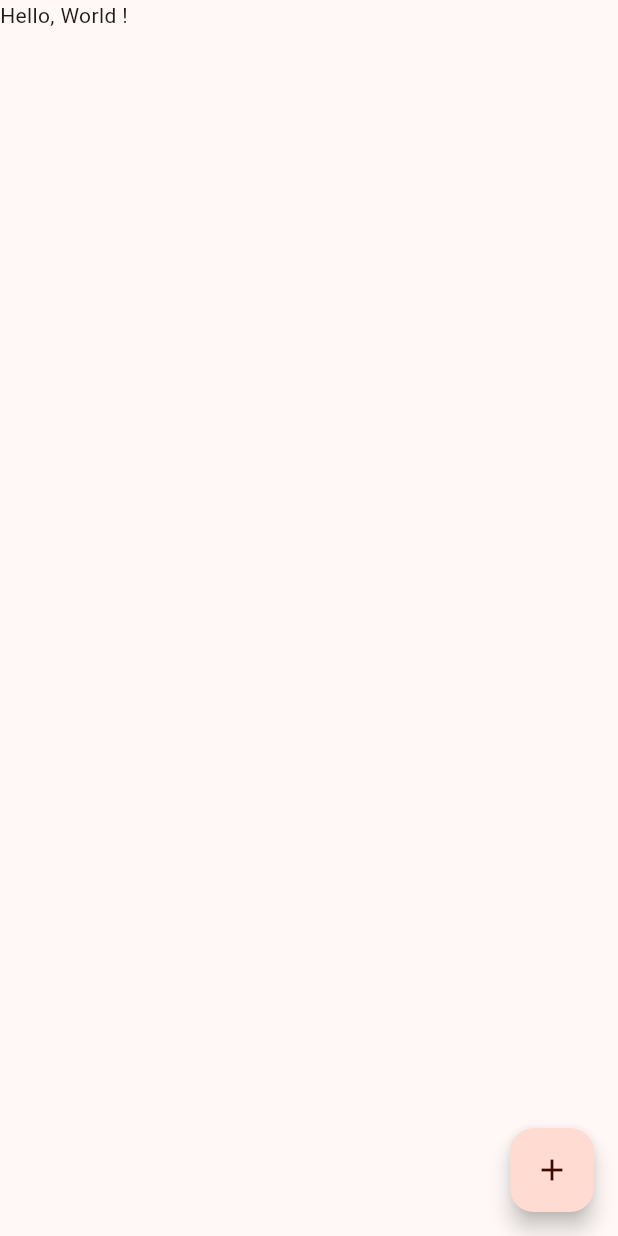
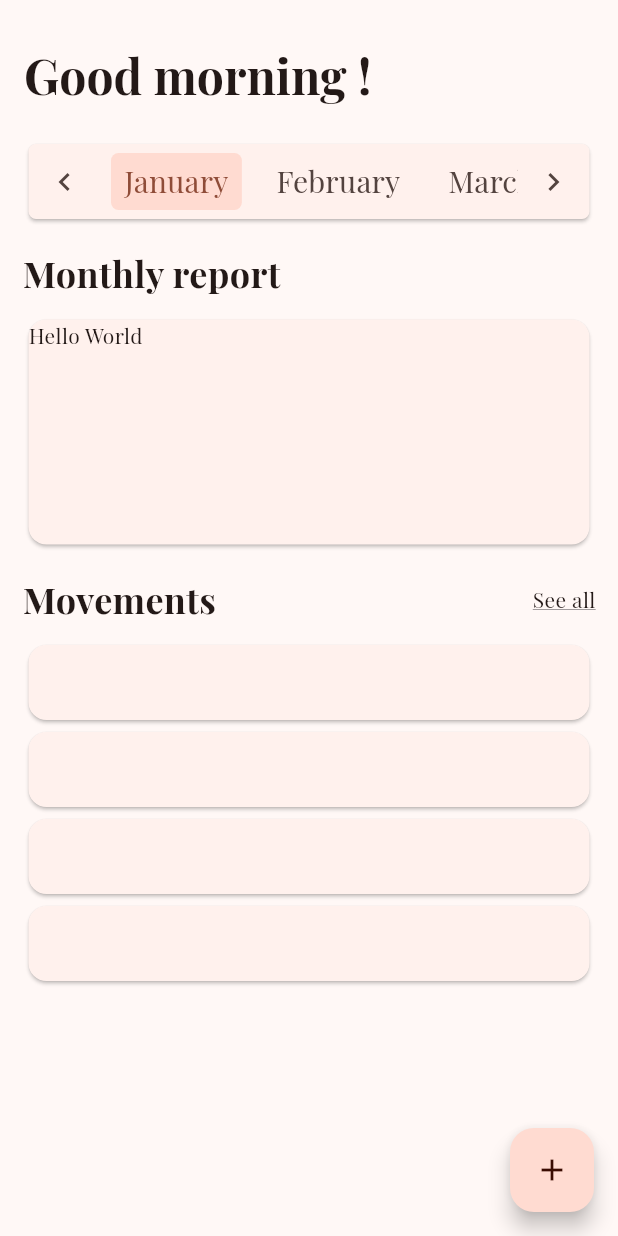
Before and after one commit to jacopo-degattis/makeitcount, a Flutter app: the screen it shows after launch, on a phone screen of 412 x 824 dp. Run offline on Flutter 3.47's test engine with Material 3 defaults, Android fonts, the phone set to English and light mode, and no system bars; our stand-ins replace google_fonts.

Commit message:
feat: create homepage layout

```diff
--- a/lib/main.dart
+++ b/lib/main.dart
@@ -1,6 +1,7 @@
 import 'package:flutter/material.dart';
-import 'package:makeitcount/pages/home.dart';
+import 'package:makeitcount/pages/home/home.dart';
 import 'package:makeitcount/theme.dart';
+import 'package:makeitcount/util.dart';
 
 void main() {
   runApp(const MyApp());
@@ -11,9 +12,13 @@ class MyApp extends StatelessWidget {
 
   @override
   Widget build(BuildContext context) {
+    final brightness = View.of(context).platformDispatcher.platformBrightness;
+    TextTheme textTheme =
+        createTextTheme(context, "Playfair Display", "Playfair Display");
+    CustomTheme theme = CustomTheme(textTheme);
+
     return MaterialApp(
-      theme: const CustomTheme(TextTheme()).light(),
-      darkTheme: const CustomTheme(TextTheme()).dark(),
+      theme: brightness == Brightness.light ? theme.light() : theme.dark(),
       home: const HomePage(),
       debugShowCheckedModeBanner: false,
     );
--- a/lib/pages/home.dart
+++ /dev/null
@@ -1,23 +0,0 @@
-import 'package:flutter/material.dart';
-
-class HomePage extends StatefulWidget {
-  const HomePage({super.key});
-
-  @override
-  State<HomePage> createState() => _HomePageState();
-}
-
-class _HomePageState extends State<HomePage> {
-  @override
-  Widget build(BuildContext context) {
-    return Scaffold(
-      body: const Text("Hello, World !"),
-      floatingActionButton: FloatingActionButton(
-        onPressed: () {
-          print("Floating btn pressed");
-        },
-        child: const Icon(Icons.add),
-      ),
-    );
-  }
-}
--- /dev/null
+++ b/lib/pages/home/components/expenses_preview.dart
@@ -0,0 +1,23 @@
+import 'package:flutter/material.dart';
+import 'package:makeitcount/pages/home/components/monthly_report.dart';
+import 'package:makeitcount/pages/home/components/movements.dart';
+
+// TODO: probably improve this name
+// This could simply aggregate both 'Monthly report'
+// and 'Movements' components
+class ExpensesPreview extends StatefulWidget {
+  const ExpensesPreview({super.key});
+
+  @override
+  State<ExpensesPreview> createState() => _ExpensesPreviewState();
+}
+
+class _ExpensesPreviewState extends State<ExpensesPreview> {
+  @override
+  Widget build(BuildContext context) {
+    return const Column(
+        mainAxisAlignment: MainAxisAlignment.start,
+        crossAxisAlignment: CrossAxisAlignment.start,
+        children: [MonthlyReport(), Movements()]);
+  }
+}
--- /dev/null
+++ b/lib/pages/home/components/monthly_report.dart
@@ -0,0 +1,28 @@
+import 'package:flutter/material.dart';
+
+class MonthlyReport extends StatefulWidget {
+  const MonthlyReport({super.key});
+
+  @override
+  State<MonthlyReport> createState() => _MonthlyReportState();
+}
+
+class _MonthlyReportState extends State<MonthlyReport> {
+  @override
+  Widget build(BuildContext context) {
+    return Column(
+      crossAxisAlignment: CrossAxisAlignment.start,
+      mainAxisAlignment: MainAxisAlignment.start,
+      children: [
+        Container(
+            margin: EdgeInsets.only(top: 15, bottom: 10),
+            child: Text("Monthly report",
+                style: TextStyle(fontSize: 24, fontWeight: FontWeight.bold))),
+        Card(
+          child: Container(
+              width: double.infinity, height: 150, child: Text("Hello World")),
+        )
+      ],
+    );
+  }
+}
--- /dev/null
+++ b/lib/pages/home/components/movements.dart
@@ -0,0 +1,43 @@
+import 'package:flutter/material.dart';
+import 'package:makeitcount/pages/home/components/single_movment_card.dart';
+
+class Movements extends StatefulWidget {
+  const Movements({super.key});
+
+  @override
+  State<Movements> createState() => _MovementsState();
+}
+
+class _MovementsState extends State<Movements> {
+  @override
+  Widget build(BuildContext context) {
+    return Column(
+        crossAxisAlignment: CrossAxisAlignment.start,
+        mainAxisAlignment: MainAxisAlignment.start,
+        children: [
+          Container(
+              margin: EdgeInsets.only(top: 15, bottom: 10),
+              child: Row(
+                mainAxisAlignment: MainAxisAlignment.spaceBetween,
+                children: [
+                  Text("Movements",
+                      style:
+                          TextStyle(fontSize: 24, fontWeight: FontWeight.bold)),
+                  Text(
+                    "See all",
+                    style: TextStyle(decoration: TextDecoration.underline),
+                  )
+                ],
+              )),
+          Container(
+              child: Column(
+            children: [
+              SingleMovementCard(),
+              SingleMovementCard(),
+              SingleMovementCard(),
+              SingleMovementCard(),
+            ],
+          ))
+        ]);
+  }
+}
--- /dev/null
+++ b/lib/pages/home/components/single_movment_card.dart
@@ -0,0 +1,14 @@
+import 'package:flutter/material.dart';
+
+class SingleMovementCard extends StatelessWidget {
+  const SingleMovementCard({super.key});
+
+  @override
+  Widget build(BuildContext context) {
+    return Card(
+        child: Container(
+      width: double.infinity,
+      height: 50,
+    ));
+  }
+}
--- /dev/null
+++ b/lib/pages/home/home.dart
@@ -0,0 +1,138 @@
+import 'package:flutter/material.dart';
+import 'package:makeitcount/pages/home/components/expenses_preview.dart';
+
+class HomePage extends StatefulWidget {
+  const HomePage({super.key});
+
+  @override
+  State<HomePage> createState() => _HomePageState();
+}
+
+class _HomePageState extends State<HomePage> with TickerProviderStateMixin {
+  late TabController _tabController;
+
+  @override
+  void initState() {
+    super.initState();
+    _tabController = TabController(
+      initialIndex: 0,
+      length: 12,
+      vsync: this,
+    );
+  }
+
+  @override
+  Widget build(BuildContext context) {
+    int currentTabIndex = 0;
+    final highlightColor = Theme.of(context).colorScheme.primaryContainer;
+    final months = [
+      'January',
+      'February',
+      'March',
+      'April',
+      'May',
+      'June',
+      'July',
+      'August',
+      'September',
+      'Otcober',
+      'November',
+      'December',
+    ];
+
+    // TODO: improve this too long code
+    // TODO: consider moving to a standalone variable to store
+    // tab controller instead of using the DefaulTabController component
+    return Scaffold(
+      appBar: AppBar(
+        toolbarHeight: 75,
+        title: Container(
+          margin: EdgeInsets.only(top: 25),
+          child: const Text("Good morning !",
+              style: TextStyle(fontSize: 32, fontWeight: FontWeight.bold)),
+        ),
+        bottom: PreferredSize(
+          preferredSize: const Size.fromHeight(75),
+          child: Container(
+            padding: const EdgeInsets.only(
+              left: 15.0,
+              right: 15.0,
+            ),
+            child: ClipRRect(
+              child: Card(
+                shape: RoundedRectangleBorder(
+                  borderRadius: BorderRadius.circular(5),
+                ),
+                child: SizedBox(
+                  height: 50,
+                  child: Row(
+                    children: [
+                      // TODO: should I keep arrows ?
+                      IconButton(
+                          onPressed: () {
+                            _tabController.animateTo(_tabController.index - 1);
+                          },
+                          icon: const Icon(Icons.chevron_left)),
+                      Expanded(
+                        child: TabBar(
+                            controller: _tabController,
+                            isScrollable: true,
+                            tabAlignment: TabAlignment.start,
+                            indicatorSize: TabBarIndicatorSize.tab,
+                            dividerColor: Colors.transparent,
+                            indicator: BoxDecoration(
+                              color: highlightColor,
+                              borderRadius:
+                                  const BorderRadius.all(Radius.circular(5)),
+                            ),
+                            indicatorPadding: const EdgeInsets.symmetric(
+                                vertical: 5, horizontal: 7),
+                            // labelColor: Colors.white,
+                            // unselectedLabelColor: Colors.white,
+                            tabs: months.map((m) {
+                              return Tab(
+                                  child: Row(
+                                      mainAxisAlignment:
+                                          MainAxisAlignment.center,
+                                      children: [
+                                    Text(m,
+                                        style: const TextStyle(
+                                            fontSize: 20,
+                                            fontWeight: FontWeight.w200,
+                                            overflow: TextOverflow.ellipsis))
+                                  ]));
+                            }).toList()),
+                      ),
+                      IconButton(
+                          icon: const Icon(Icons.chevron_right),
+                          onPressed: () {
+                            _tabController.animateTo(_tabController.index + 1);
+                          })
+                    ],
+                  ),
+                ),
+              ),
+            ),
+          ),
+        ),
+      ),
+      body: Container(
+        padding: const EdgeInsets.only(left: 15.0, right: 15.0),
+        child: TabBarView(
+            controller: _tabController,
+            children: List.filled(12, 0)
+                .map((x) => const ExpensesPreview())
+                .toList() as List<Widget>),
+      ),
+      floatingActionButton: FloatingActionButton(
+        onPressed: () {
+          print("Floating btn pressed");
+        },
+        child: const Icon(Icons.add),
+      ),
+    );
+    // return Scaffold(
+    //   body: TabNavigation(),
+    // );
+  }
+}
--- a/lib/theme.dart
+++ b/lib/theme.dart
@@ -1,6 +1,5 @@
 import "package:flutter/material.dart";
 
-// Theme created using https://material-foundation.github.io/material-theme-builder/
 class CustomTheme {
   final TextTheme textTheme;
 
--- /dev/null
+++ b/lib/util.dart
@@ -0,0 +1,19 @@
+import 'package:flutter/material.dart';
+import 'package:google_fonts/google_fonts.dart';
+
+TextTheme createTextTheme(
+    BuildContext context, String bodyFontString, String displayFontString) {
+  TextTheme baseTextTheme = Theme.of(context).textTheme;
+  TextTheme bodyTextTheme = GoogleFonts.getTextTheme(bodyFontString, baseTextTheme);
+  TextTheme displayTextTheme =
+      GoogleFonts.getTextTheme(displayFontString, baseTextTheme);
+  TextTheme textTheme = displayTextTheme.copyWith(
+    bodyLarge: bodyTextTheme.bodyLarge,
+    bodyMedium: bodyTextTheme.bodyMedium,
+    bodySmall: bodyTextTheme.bodySmall,
+    labelLarge: bodyTextTheme.labelLarge,
+    labelMedium: bodyTextTheme.labelMedium,
+    labelSmall: bodyTextTheme.labelSmall,
+  );
+  return textTheme;
+}
--- a/pubspec.yaml
+++ b/pubspec.yaml
@@ -35,7 +35,7 @@ dependencies:
   # The following adds the Cupertino Icons font to your application.
   # Use with the CupertinoIcons class for iOS style icons.
   cupertino_icons: ^1.0.8
-  dynamic_color: ^1.7.0
+  google_fonts: ^6.2.1
 
 dev_dependencies:
   flutter_test:
```
Also changed, not shown: pubspec.lock.
